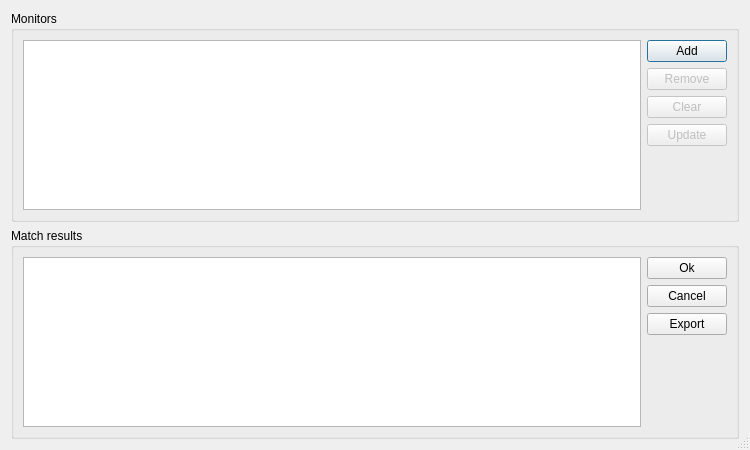
This is madqt/online/emittance.ui in hibtc/madgui as Qt 5 draws it before an edit. The edited form follows.
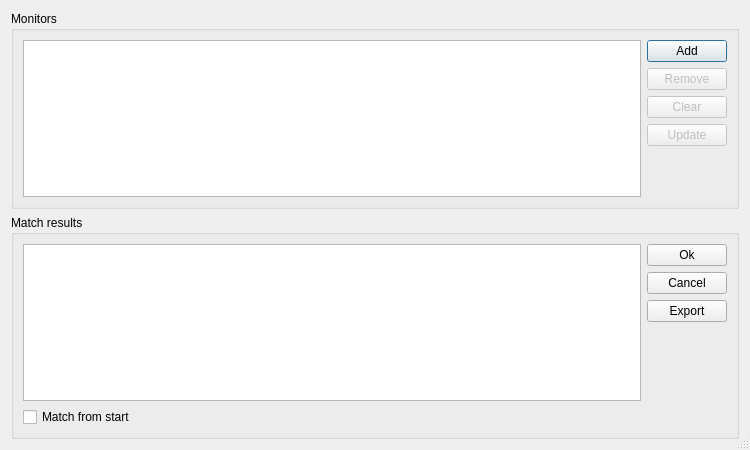
This is the edited form. Custom widgets are drawn as their Qt base class.

Commit message: Add button to select whether should match from start

Patch:
```diff
--- a/madqt/online/emittance.ui
+++ b/madqt/online/emittance.ui
@@ -88,11 +88,11 @@
      <property name="title">
       <string>Match results</string>
      </property>
-     <layout class="QHBoxLayout">
-      <item>
+     <layout class="QGridLayout">
+      <item row="0" column="0">
        <widget class="TableView" name="rtab"/>
       </item>
-      <item>
+      <item row="0" column="1">
        <layout class="QVBoxLayout">
         <item>
          <widget class="QPushButton" name="button_ok">
@@ -130,6 +130,13 @@
         </item>
        </layout>
       </item>
+      <item row="1" column="0">
+       <widget class="QCheckBox" name="check_matchstart">
+        <property name="text">
+         <string>Match from start</string>
+        </property>
+       </widget>
+      </item>
      </layout>
     </widget>
    </item>
```
The commit also changes 1 other file.
